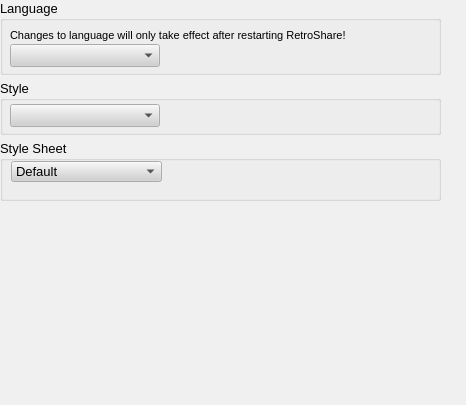
The window that rs-Qt-gui/src/gui/Preferences/PreferencesDialog.ui (autoscatto/retroshare) describes before a commit, drawn with Qt 5.
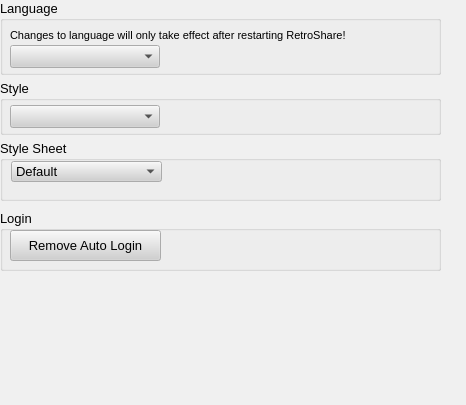
The same window after the commit.

The edit to the form file:
```diff
--- a/rs-Qt-gui/src/gui/Preferences/PreferencesDialog.ui
+++ b/rs-Qt-gui/src/gui/Preferences/PreferencesDialog.ui
@@ -516,7 +516,7 @@
       <x>10</x>
       <y>24</y>
       <width>341</width>
-      <height>23</height>
+      <height>26</height>
      </rect>
     </property>
     <layout class="QGridLayout" >
@@ -585,7 +585,7 @@
       <x>10</x>
       <y>44</y>
       <width>341</width>
-      <height>23</height>
+      <height>26</height>
      </rect>
     </property>
     <layout class="QGridLayout" >
@@ -723,6 +723,32 @@
     </item>
    </widget>
   </widget>
+  <widget class="QGroupBox" name="grpLogin" >
+   <property name="geometry" >
+    <rect>
+     <x>0</x>
+     <y>210</y>
+     <width>441</width>
+     <height>61</height>
+    </rect>
+   </property>
+   <property name="title" >
+    <string>Login</string>
+   </property>
+   <widget class="QPushButton" name="autoButton" >
+    <property name="geometry" >
+     <rect>
+      <x>10</x>
+      <y>20</y>
+      <width>151</width>
+      <height>31</height>
+     </rect>
+    </property>
+    <property name="text" >
+     <string>Remove Auto Login</string>
+    </property>
+   </widget>
+  </widget>
  </widget>
  <resources>
   <include location="../images.qrc" />
```
